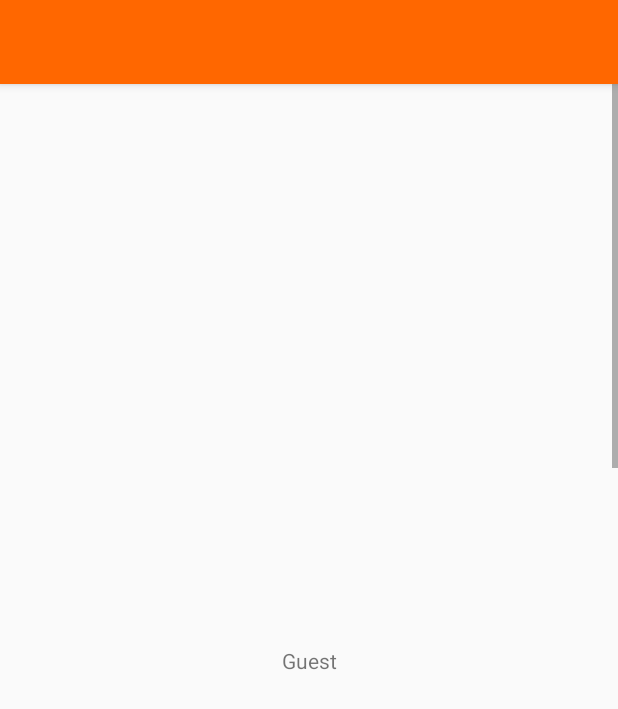
After one commit to dyanzzz/Screening, an Android app: the layout fragment_guest.xml on its own in the app's theme, with its tools: preview values and no code run, on a phone screen of 412 x 824 dp. The commit adds this screen. Shown: the top 709 px of the screen. Run offline under Robolectric (Android 15) with nearby library versions, the phone set to English and light mode, and no system bars.

Commit message:
add fragment guest for screen 3

```diff
--- a/app/src/main/java/com/suitmedia/screeningtest/di/component/MainFragmentBuildersModule.kt
+++ b/app/src/main/java/com/suitmedia/screeningtest/di/component/MainFragmentBuildersModule.kt
@@ -1,5 +1,6 @@
 package com.suitmedia.screeningtest.di.component
 
+import com.suitmedia.screeningtest.features.screenfour.GuestFragment
 import com.suitmedia.screeningtest.features.screenone.HomeFragment
 import com.suitmedia.screeningtest.features.screenthree.EventFragment
 import com.suitmedia.screeningtest.features.screentwo.DashboardFragment
@@ -17,4 +18,7 @@ abstract class MainFragmentBuildersModule {
 
     @ContributesAndroidInjector
     abstract fun contributeEventFragment(): EventFragment
+
+    @ContributesAndroidInjector
+    abstract fun contributeGuestFragment(): GuestFragment
 }
--- /dev/null
+++ b/app/src/main/res/layout/fragment_guest.xml
@@ -0,0 +1,35 @@
+<?xml version="1.0" encoding="utf-8"?>
+<androidx.constraintlayout.widget.ConstraintLayout
+    xmlns:android="http://schemas.android.com/apk/res/android"
+    xmlns:app="http://schemas.android.com/apk/res-auto"
+    android:layout_width="match_parent"
+    android:layout_height="match_parent"
+    android:fitsSystemWindows="true"
+    android:theme="@style/AppTheme.Material"
+    xmlns:tools="http://schemas.android.com/tools">
+
+    <com.google.android.material.appbar.AppBarLayout
+        android:layout_width="match_parent"
+        android:layout_height="wrap_content"
+        android:id="@+id/app_bar_layout"
+        android:background="@android:color/white"
+        app:layout_constraintEnd_toEndOf="parent"
+        app:layout_constraintStart_toStartOf="parent"
+        app:layout_constraintTop_toTopOf="parent">
+
+        <include layout="@layout/toolbar"/>
+
+    </com.google.android.material.appbar.AppBarLayout>
+
+    <androidx.recyclerview.widget.RecyclerView
+        android:id="@+id/rv"
+        android:layout_width="0dp"
+        android:layout_height="0dp"
+        android:scrollbars="vertical"
+        android:scrollingCache="true"
+        app:layout_constraintBottom_toBottomOf="parent"
+        app:layout_constraintEnd_toEndOf="parent"
+        app:layout_constraintStart_toStartOf="parent"
+        app:layout_constraintTop_toBottomOf="@+id/app_bar_layout"
+        tools:listitem="@layout/item_guest" />
+</androidx.constraintlayout.widget.ConstraintLayout>
--- /dev/null
+++ b/app/src/main/res/layout/item_guest.xml
@@ -0,0 +1,17 @@
+<?xml version="1.0" encoding="utf-8"?>
+<androidx.constraintlayout.widget.ConstraintLayout xmlns:android="http://schemas.android.com/apk/res/android"
+    xmlns:app="http://schemas.android.com/apk/res-auto"
+    xmlns:tools="http://schemas.android.com/tools"
+    android:layout_width="match_parent"
+    android:layout_height="match_parent">
+
+    <TextView
+        android:id="@+id/textView"
+        android:layout_width="wrap_content"
+        android:layout_height="wrap_content"
+        android:text="Guest"
+        app:layout_constraintBottom_toBottomOf="parent"
+        app:layout_constraintEnd_toEndOf="parent"
+        app:layout_constraintStart_toStartOf="parent"
+        app:layout_constraintTop_toTopOf="parent" />
+</androidx.constraintlayout.widget.ConstraintLayout>
```
Also changed, not shown: app/src/main/java/com/suitmedia/screeningtest/features/screenfour/GuestFragment.kt (added, +49 -0 lines), app/src/main/java/com/suitmedia/screeningtest/features/screentwo/DashboardFragment.kt (+9 -1 lines), app/src/main/res/navigation/nav_main.xml (+9 -0 lines).
